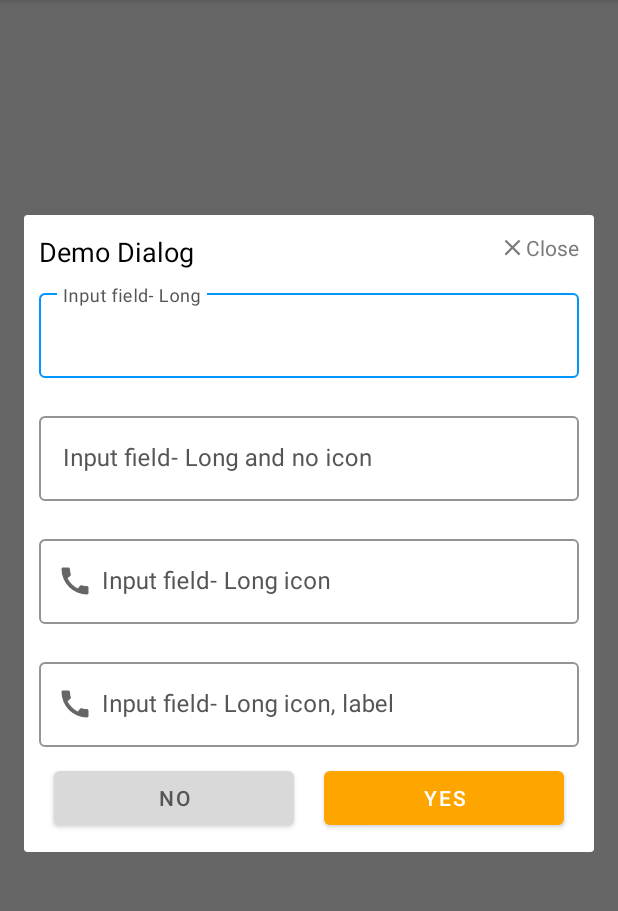
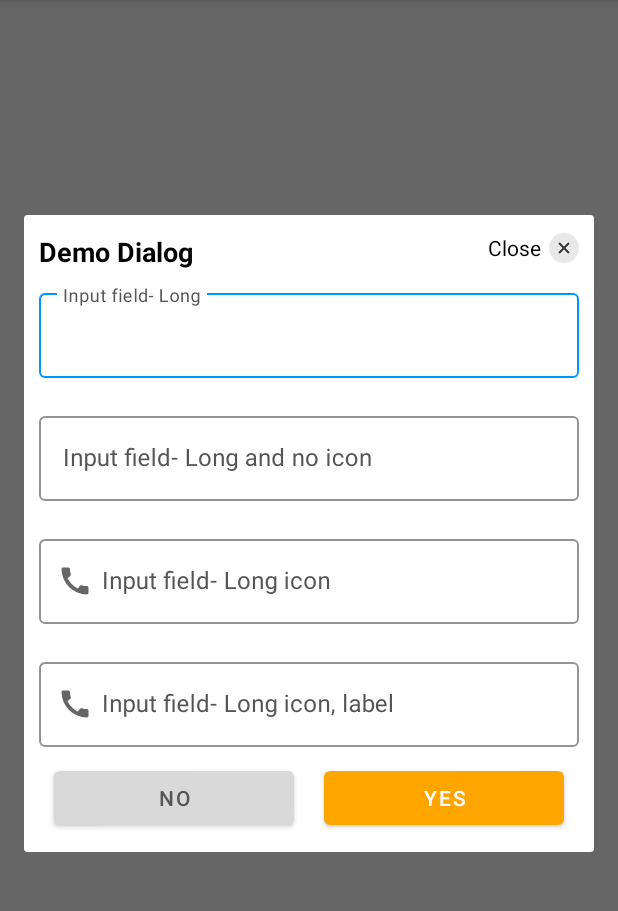
Before and after one commit to jasi341/MyApplicationDialog, an Android app: the screen it shows after launch (MainActivity), after a tap on "CUSTOM DIALOG", on a phone screen of 412 x 824 dp, the part 84-995 px from its top. Run offline under Robolectric (Android 15) with nearby library versions, the phone set to English and light mode, and no system bars.

Commit message:
Close button fixed

```diff
--- a/Dialog/src/main/res/drawable/close.xml
+++ /dev/null
@@ -1,9 +0,0 @@
-<vector xmlns:android="http://schemas.android.com/apk/res/android"
-    android:width="18dp"
-    android:height="18dp"
-    android:viewportWidth="18"
-    android:viewportHeight="18">
-  <path
-      android:pathData="M14.25,4.807 L13.193,3.75 9,7.943 4.807,3.75 3.75,4.807 7.943,9 3.75,13.193 4.807,14.25l4.193,-4.193L13.193,14.25 14.25,13.193 10.057,9Z"
-      android:fillColor="#7b7b7b"/>
-</vector>
--- /dev/null
+++ b/Dialog/src/main/res/drawable/close_btn.xml
@@ -0,0 +1,14 @@
+<vector xmlns:android="http://schemas.android.com/apk/res/android"
+    android:width="20dp"
+    android:height="20dp"
+    android:viewportWidth="20"
+    android:viewportHeight="20">
+  <path
+      android:pathData="M10,10m-10,0a10,10 0,1 1,20 0a10,10 0,1 1,-20 0"
+      android:fillColor="#e8e8e8"/>
+  <path
+      android:pathData="M13.5,7.2 L12.8,6.5 10,9.3 7.2,6.5 6.5,7.2 9.3,10 6.5,12.8l0.7,0.7L10,10.705 12.8,13.5l0.7,-0.7L10.705,10Z"
+      android:strokeWidth="0.5"
+      android:fillColor="#333"
+      android:strokeColor="#333"/>
+</vector>
--- a/Dialog/src/main/res/layout/carnot_dialog.xml
+++ b/Dialog/src/main/res/layout/carnot_dialog.xml
@@ -21,8 +21,9 @@
             android:id="@+id/dialogTitle"
             android:layout_width="wrap_content"
             android:layout_height="wrap_content"
-            android:text="Popup Title"
+            android:text="@string/popup_title"
             android:textSize="18sp"
+            android:textStyle="bold"
             android:textColor="#000000"
             android:layout_alignParentStart="true" />
 
@@ -30,11 +31,13 @@
             android:id="@+id/closeButton"
             android:layout_width="wrap_content"
             android:layout_height="wrap_content"
-            android:text="Close"
-            android:drawableStart="@drawable/close"
+            android:text="@string/close"
+            android:gravity="center"
             android:textSize="14sp"
-            android:textColor="#7B7B7B"
-            android:layout_alignParentEnd="true"/>
+            android:textColor="#000000"
+            android:drawablePadding="5dp"
+            android:layout_alignParentEnd="true"
+            app:drawableEndCompat="@drawable/close_btn" />
 
     </RelativeLayout>
 
--- /dev/null
+++ b/Dialog/src/main/res/values/strings.xml
@@ -0,0 +1,5 @@
+<?xml version="1.0" encoding="utf-8"?>
+<resources>
+    <string name="close">Close</string>
+    <string name="popup_title">Popup Title</string>
+</resources>
--- a/app/build.gradle
+++ b/app/build.gradle
@@ -47,5 +47,4 @@ dependencies {
 
     implementation project(':Dialog')
 
-    implementation 'com.github.carnot-technologies.Cointech-Sdk-Android:customuicomponent:1.9.5'
 }
```
